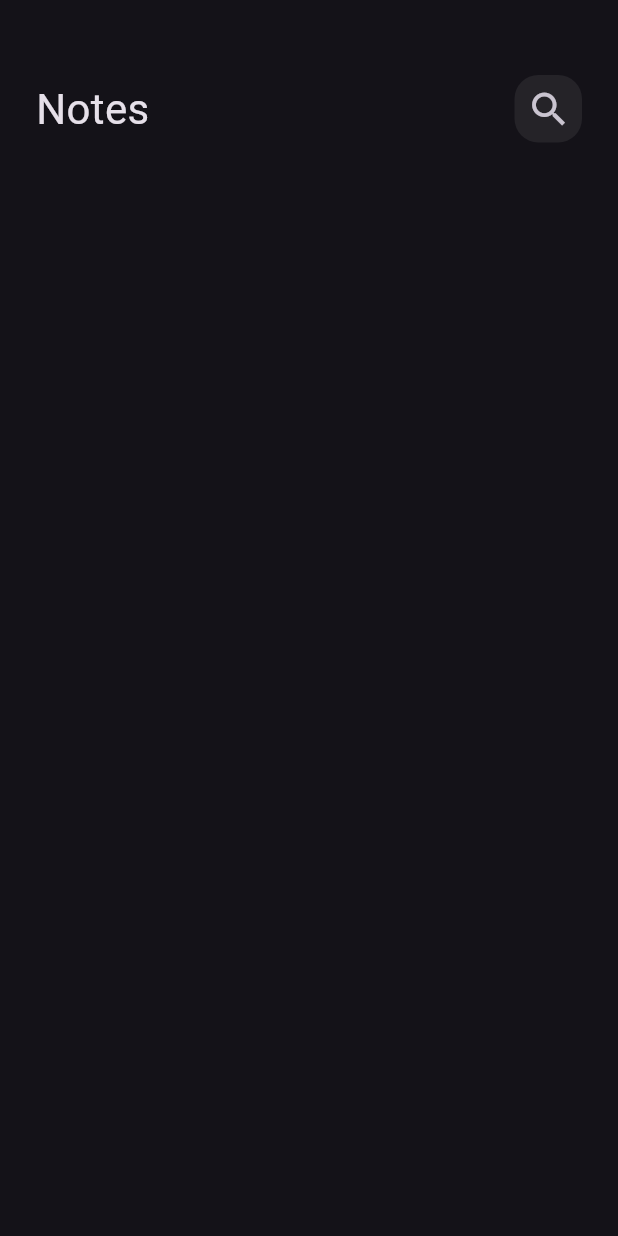
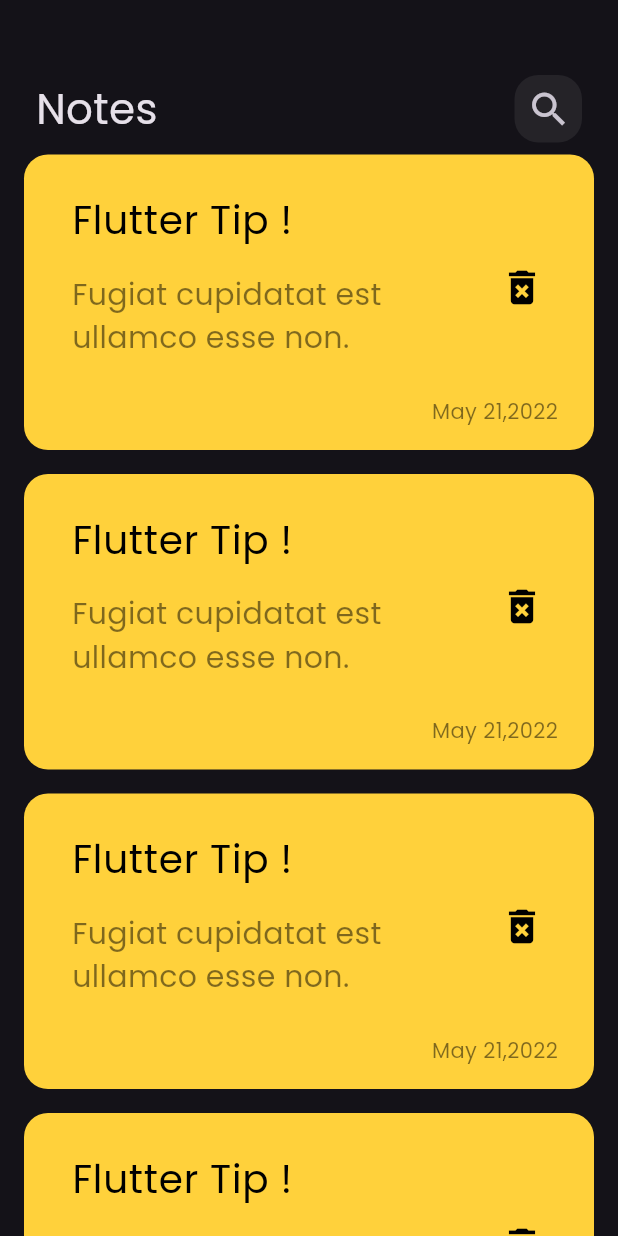
Before and after one commit to XxxCodeShotxxX/notes_app, a Flutter app: the screen it shows after launch, on a phone screen of 412 x 824 dp. Run offline on Flutter 3.47's test engine with Material 3 defaults, Android fonts, the phone set to English and light mode, and no system bars.

Commit message:
Notes List view Builder

```diff
--- a/lib/main.dart
+++ b/lib/main.dart
@@ -13,9 +13,10 @@ class MyApp extends StatelessWidget {
   Widget build(BuildContext context) {
     return MaterialApp(
       theme: ThemeData(
+        fontFamily: "Poppins",
         brightness: Brightness.dark,
       ),
-      home: const NoteView(),
+      home:  const NoteView(),
     );
   }
 }
--- /dev/null
+++ b/lib/widgets/note_item.dart
@@ -0,0 +1,52 @@
+import 'package:flutter/material.dart';
+
+class NoteItem extends StatelessWidget {
+  const NoteItem({super.key});
+
+  @override
+  Widget build(BuildContext context) {
+    return Container(
+      decoration: BoxDecoration(
+        color: const Color.fromARGB(255, 255, 209, 59),
+        borderRadius: BorderRadius.circular(16),
+      ),
+      child: Padding(
+        padding: const EdgeInsets.only(top: 16, bottom: 16, left: 16),
+        child: Column(
+          crossAxisAlignment: CrossAxisAlignment.end,
+          children: [
+            ListTile(
+              title: const Text(
+                "Flutter Tip !",
+                style: TextStyle(color: Colors.black, fontSize: 26),
+              ),
+              subtitle: Padding(
+                padding: const EdgeInsets.symmetric(vertical: 16),
+                child: Text(
+                  "Fugiat cupidatat est ullamco esse non.",
+                  style: TextStyle(
+                      color: Colors.black.withOpacity(0.5), fontSize: 20),
+                ),
+              ),
+              trailing: IconButton(
+                onPressed: () {},
+                icon: const Icon(
+                  Icons.delete_forever,
+                  color: Colors.black,
+                  size: 30,
+                ),
+              ),
+            ),
+            Padding(
+              padding: const EdgeInsets.symmetric(horizontal: 24),
+              child: Text(
+                "May 21,2022",
+                style: TextStyle(color: Colors.black.withOpacity(0.5)),
+              ),
+            )
+          ],
+        ),
+      ),
+    );
+  }
+}
--- /dev/null
+++ b/lib/widgets/note_listview_builder.dart
@@ -0,0 +1,21 @@
+import 'package:flutter/material.dart';
+import 'package:note_app/widgets/note_item.dart';
+
+class NoteListViewBuilder extends StatelessWidget {
+  const NoteListViewBuilder({super.key});
+
+  @override
+  Widget build(BuildContext context) {
+    return Expanded(
+      child: ListView.builder(
+          //padding: EdgeInsets.zero,
+          itemCount: 5,
+          itemBuilder: (ctx, index) {
+            return const Padding(
+              padding: EdgeInsets.symmetric(vertical: 8.0, horizontal: 16),
+              child: NoteItem(),
+            );
+          }),
+    );
+  }
+}
--- a/lib/widgets/note_view_body.dart
+++ b/lib/widgets/note_view_body.dart
@@ -1,5 +1,7 @@
 import 'package:flutter/material.dart';
+import 'package:flutter/widgets.dart';
 import 'package:note_app/widgets/custom_appBar.dart';
+import 'package:note_app/widgets/note_listview_builder.dart';
 
 class NoteViewBody extends StatelessWidget {
   const NoteViewBody({super.key});
@@ -12,6 +14,7 @@ class NoteViewBody extends StatelessWidget {
           height: 50,
         ),
         CustomAppBar(),
+        NoteListViewBuilder(),
       ],
     );
   }
```
